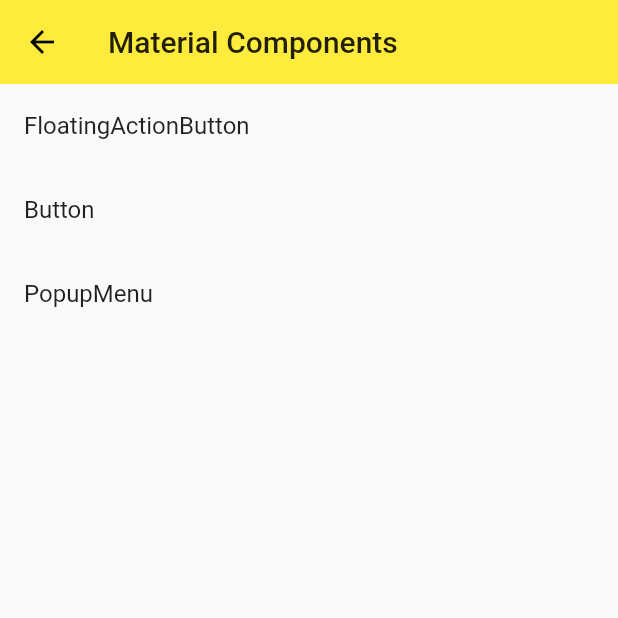
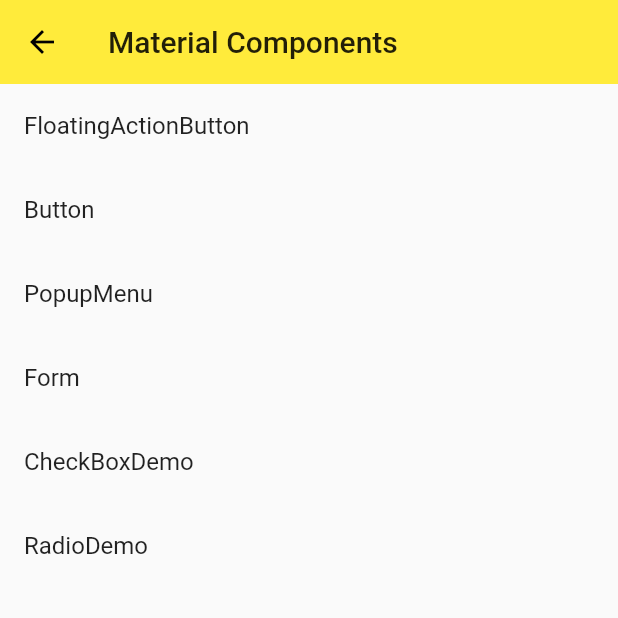
Before and after one commit to symboll/red, a Flutter app: the screen it shows after launch, after a tap on "Material", on a phone screen of 412 x 824 dp, the top half of it. Run offline on Flutter 3.47's test engine with Material 2 defaults, Android fonts, the light colour scheme and no system bars; network calls fail.

Commit message:
feat: add checkbox radio demo

```diff
--- a/lib/demo/material_components.dart
+++ b/lib/demo/material_components.dart
@@ -2,7 +2,9 @@ import 'package:flutter/material.dart';
 import './button_demo.dart';
 import './floating_action_button_demo.dart';
 import './popup_menu_button_demo.dart';
-
+import 'form/form_demo.dart';
+import 'form/checkbox_demo.dart';
+import 'form/radio_demo.dart';
 
 class MaterialComponentDemo extends StatelessWidget {
   @override
@@ -25,6 +27,18 @@ class MaterialComponentDemo extends StatelessWidget {
           ListItem(
             title: 'PopupMenu',
             page: PopupMenuButtonDemo()
+          ),
+          ListItem(
+            title: 'Form',
+            page: FormDemo()
+          ),
+          ListItem(
+            title: 'CheckBoxDemo',
+            page: CheckBoxDemo(),
+          ),
+          ListItem(
+            title: 'RadioDemo',
+            page: RadioDemo(),
           )
         ],
       ),
--- a/lib/main.dart
+++ b/lib/main.dart
@@ -6,7 +6,7 @@ import './demo/layout_demo.dart';
 import './demo/view_demo.dart';
 import './demo/sliver_demo.dart';
 import './demo/navigator_demo.dart';
-import './demo/form_demo.dart';
+import 'demo/form/form_demo.dart';
 import './demo/material_components.dart';
 
 void main ()=> runApp(App());
@@ -24,7 +24,7 @@ class App extends StatelessWidget{
       routes: {
         '/': (context) => NavigatorDemo(),
         '/about': (context) => Pages(title: 'about'),
-        '/form': (context) => FromDemo(),
+        '/form': (context) => FormDemo(),
         '/mdc': (context) => MaterialComponentDemo()
       },
       theme: ThemeData(
```
Also changed, not shown: lib/demo/form/checkbox_demo.dart (added, +56 -0 lines), lib/demo/form/form_demo.dart (renamed from lib/demo/form_demo.dart, +5 -2 lines), lib/demo/form/radio_demo.dart (added, +71 -0 lines).
